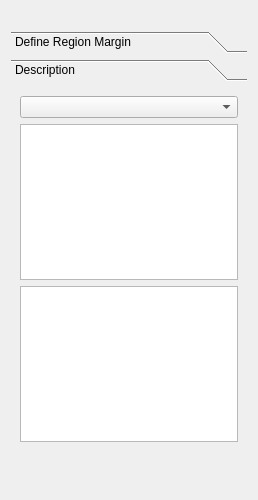
This is plugins/CountingRegion/CountingRegionPanel.ui in FelixdelasPozas/EspINA as Qt 5 draws it before an edit. The edited form follows.
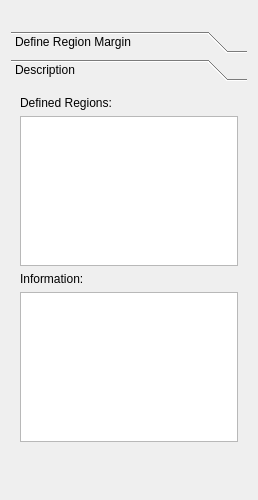
This is the edited form. Icons and pictures are not drawn.

Commit message: Import counting region from segmha files and ui bug fixes

Diff of the .ui file:
```diff
--- a/plugins/CountingRegion/CountingRegionPanel.ui
+++ b/plugins/CountingRegion/CountingRegionPanel.ui
@@ -240,11 +240,22 @@
       </attribute>
       <layout class="QVBoxLayout" name="verticalLayout_3">
        <item>
-        <widget class="QComboBox" name="regionCombo"/>
+        <widget class="QLabel" name="label_8">
+         <property name="text">
+          <string>Defined Regions:</string>
+         </property>
+        </widget>
        </item>
        <item>
         <widget class="QTreeView" name="regionView"/>
        </item>
+       <item>
+        <widget class="QLabel" name="label_7">
+         <property name="text">
+          <string>Information:</string>
+         </property>
+        </widget>
+       </item>
        <item>
         <widget class="QTextEdit" name="regionDescription"/>
        </item>
```
Left out of the diff: 4 changed lines with no effect on the pictures. The commit also changes 10 other files.
